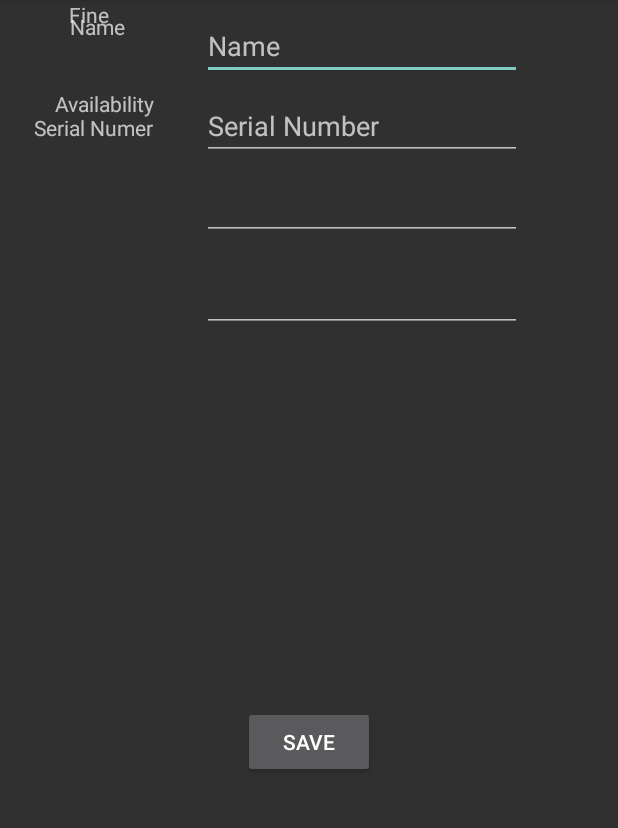
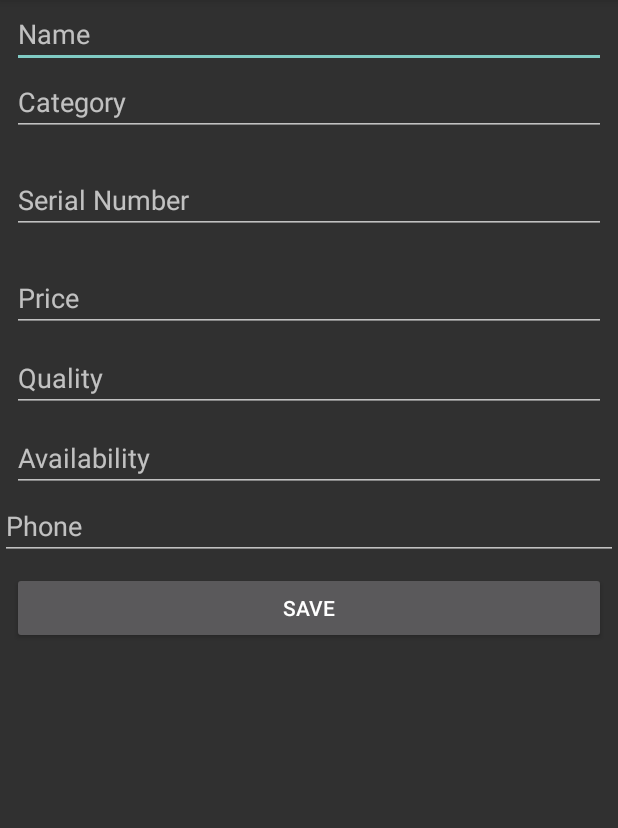
Before and after one commit to chenlahav/HouseCommitteefinal, an Android app: the CreateProvider screen opened directly, with no data from a screen before it, on a phone screen of 412 x 824 dp, the part 84-912 px from its top. Run offline under Robolectric (Android 15) with nearby library versions, the phone set to English and light mode, and no system bars; our stand-ins replace Firebase (no records; nobody signed in at launch, a user with empty details on screens opened directly).

Commit message:
added vali

```diff
--- a/app/src/main/AndroidManifest.xml
+++ b/app/src/main/AndroidManifest.xml
@@ -28,9 +28,10 @@
         <activity android:name=".HomeTenant" />
         <activity android:name=".ListOfTenant" />
         <activity android:name=".TenantPayment" />
-        <activity android:name=".CreateProvider"></activity>
+        <activity android:name=".CreateProvider" />
         <activity android:name=".TenantPayment" />
-        <activity android:name=".AllPyamentsInTheBuilding"></activity>
+        <activity android:name=".AllPyamentsInTheBuilding" />
+        <activity android:name=".ProviderList" />
     </application>
 
 </manifest>
--- a/app/src/main/res/layout/activity_create_provider.xml
+++ b/app/src/main/res/layout/activity_create_provider.xml
@@ -6,94 +6,126 @@
     android:layout_height="match_parent"
     tools:context=".CreateProvider">
 
+    <LinearLayout
+        android:layout_width="match_parent"
+        android:layout_height="match_parent"
+        android:orientation="vertical">
+
         <TextView
-        android:id="@+id/NameTextView"
-        android:layout_width="wrap_content"
+            android:id="@+id/SerialNumberTextView"
+            android:layout_width="match_parent"
+            android:layout_height="@+id/NameEditText"
+            android:layout_marginEnd="8dp"
+            android:layout_marginRight="8dp"
+            android:text="Serial Numer"
+            app:layout_constraintEnd_toStartOf="@+id/SerialNumberEditText"
+            tools:layout_editor_absoluteY="114dp" />
+
+        <EditText
+            android:id="@+id/NameEditText"
+            android:layout_width="match_parent"
+            android:layout_height="wrap_content"
+            android:layout_marginEnd="8dp"
+            android:layout_marginLeft="8dp"
+            android:layout_marginRight="8dp"
+            android:layout_marginStart="8dp"
+            android:ems="10"
+            android:hint="Name"
+            android:inputType="textPersonName"
+            app:layout_constraintEnd_toEndOf="parent"
+            app:layout_constraintStart_toStartOf="parent"
+            tools:layout_editor_absoluteY="34dp" />
+
+        <EditText
+            android:id="@+id/CategoryEditText"
+            android:layout_width="match_parent"
+            android:layout_height="wrap_content"
+            android:layout_marginEnd="8dp"
+            android:layout_marginLeft="8dp"
+            android:layout_marginRight="8dp"
+            android:layout_marginStart="8dp"
+            android:ems="10"
+            android:hint="Category"
+            android:inputType="textPersonName"
+            app:layout_constraintEnd_toEndOf="parent"
+            app:layout_constraintStart_toStartOf="parent"
+            tools:layout_editor_absoluteY="34dp" />
+
+        <EditText
+            android:id="@+id/SerialNumberEditText"
+            android:layout_width="match_parent"
+            android:layout_height="wrap_content"
+            android:layout_marginEnd="8dp"
+            android:layout_marginLeft="8dp"
+            android:layout_marginRight="8dp"
+            android:layout_marginStart="8dp"
+            android:layout_marginTop="20dp"
+            android:ems="10"
+            android:hint="Serial Number"
+            android:inputType="number"
+            app:layout_constraintEnd_toEndOf="parent"
+            app:layout_constraintStart_toStartOf="parent"
+            app:layout_constraintTop_toBottomOf="@+id/NameEditText" />
+
+        <EditText
+            android:id="@+id/PriceEditText"
+            android:layout_width="match_parent"
+            android:layout_height="wrap_content"
+            android:layout_marginEnd="8dp"
+            android:layout_marginLeft="8dp"
+            android:layout_marginRight="8dp"
+            android:layout_marginStart="8dp"
+            android:layout_marginTop="20dp"
+            android:ems="10"
+            android:hint="Price"
+            android:inputType="number"
+            app:layout_constraintEnd_toEndOf="parent"
+            app:layout_constraintStart_toStartOf="parent"
+            app:layout_constraintTop_toBottomOf="@+id/NameEditText" />
+
+        <EditText
+            android:id="@+id/QualityEditBox"
+            android:layout_width="match_parent"
             android:layout_height="wrap_content"
             android:layout_marginEnd="8dp"
             android:layout_marginLeft="8dp"
             android:layout_marginRight="8dp"
             android:layout_marginStart="8dp"
             android:layout_marginTop="8dp"
-        android:text="Name"
-        app:layout_constraintEnd_toStartOf="@+id/NameEditText"
-        app:layout_constraintHorizontal_bias="0.475"
+            android:ems="10"
+            android:hint="Quality"
+            android:inputType="number"
+            app:layout_constraintEnd_toEndOf="parent"
             app:layout_constraintStart_toStartOf="parent"
-        app:layout_constraintTop_toTopOf="parent" />
-
-    <TextView
-        android:id="@+id/SerialNumberTextView"
-        android:layout_width="wrap_content"
-        android:layout_height="@+id/NameEditText"
-        android:layout_marginEnd="8dp"
-        android:layout_marginLeft="8dp"
-        android:layout_marginRight="8dp"
-        android:layout_marginStart="8dp"
-        android:layout_marginTop="48dp"
-        android:text="Serial Numer"
-        app:layout_constraintEnd_toStartOf="@+id/SerialNumberEditText"
-        app:layout_constraintHorizontal_bias="0.378"
-        app:layout_constraintStart_toStartOf="parent"
-        app:layout_constraintTop_toBottomOf="@+id/NameTextView" />
+            app:layout_constraintTop_toBottomOf="@+id/SerialNumberEditText" />
 
         <EditText
-        android:id="@+id/NameEditText"
-        android:layout_width="wrap_content"
-        android:layout_height="wrap_content"
-        android:layout_marginEnd="64dp"
-        android:layout_marginRight="64dp"
-        android:layout_marginTop="8dp"
-        android:ems="10"
-        android:hint="Name"
-        android:inputType="textPersonName"
-        app:layout_constraintEnd_toEndOf="parent"
-        app:layout_constraintTop_toTopOf="parent" />
-
-    <EditText
-        android:id="@+id/SerialNumberEditText"
-        android:layout_width="wrap_content"
-        android:layout_height="wrap_content"
-        android:layout_marginEnd="64dp"
-        android:layout_marginRight="64dp"
-        android:layout_marginTop="8dp"
-        android:ems="10"
-        android:hint="Serial Number"
-        android:inputType="number"
-        app:layout_constraintEnd_toEndOf="parent"
-        app:layout_constraintTop_toBottomOf="@+id/NameEditText" />
-
-    <TextView
-        android:id="@+id/textView6"
-        android:layout_width="34dp"
+            android:id="@+id/AvailabilityEditText"
+            android:layout_width="match_parent"
             android:layout_height="wrap_content"
             android:layout_marginEnd="8dp"
             android:layout_marginLeft="8dp"
             android:layout_marginRight="8dp"
             android:layout_marginStart="8dp"
-        android:text="Fine"
-        app:layout_constraintEnd_toStartOf="@+id/QualityEditBox"
-        app:layout_constraintHorizontal_bias="0.452"
+            android:layout_marginTop="8dp"
+            android:ems="10"
+            android:hint="Availability"
+            android:inputType="number"
+            app:layout_constraintEnd_toEndOf="parent"
             app:layout_constraintStart_toStartOf="parent"
-        tools:layout_editor_absoluteY="126dp" />
+            app:layout_constraintTop_toBottomOf="@+id/QualityEditBox" />
 
-    <TextView
-        android:id="@+id/textView7"
-        android:layout_width="wrap_content"
+        <EditText
+            android:id="@+id/PhoneEditText"
+            android:layout_width="match_parent"
             android:layout_height="wrap_content"
-        android:layout_marginEnd="28dp"
-        android:layout_marginLeft="8dp"
-        android:layout_marginRight="28dp"
-        android:layout_marginStart="8dp"
-        android:layout_marginTop="40dp"
-        android:text="Availability"
-        app:layout_constraintEnd_toStartOf="@+id/AvailabilityEditText"
-        app:layout_constraintHorizontal_bias="0.9"
-        app:layout_constraintStart_toStartOf="parent"
-        app:layout_constraintTop_toBottomOf="@+id/textView6" />
+            android:ems="10"
+            android:hint="Phone"
+            android:inputType="phone" />
 
         <Button
             android:id="@+id/SaveButton"
-        android:layout_width="wrap_content"
+            android:layout_width="match_parent"
             android:layout_height="wrap_content"
             android:layout_marginBottom="8dp"
             android:layout_marginEnd="8dp"
@@ -106,36 +138,7 @@
             app:layout_constraintEnd_toEndOf="parent"
             app:layout_constraintStart_toStartOf="parent"
             app:layout_constraintTop_toBottomOf="@+id/AvailabilityEditText" />
+    </LinearLayout>
 
-    <EditText
-        android:id="@+id/QualityEditBox"
-        android:layout_width="wrap_content"
-        android:layout_height="wrap_content"
-        android:layout_marginEnd="8dp"
-        android:layout_marginLeft="8dp"
-        android:layout_marginRight="8dp"
-        android:layout_marginStart="8dp"
-        android:layout_marginTop="8dp"
-        android:ems="10"
-        android:inputType="number"
-        app:layout_constraintEnd_toEndOf="parent"
-        app:layout_constraintHorizontal_bias="0.692"
-        app:layout_constraintStart_toStartOf="parent"
-        app:layout_constraintTop_toBottomOf="@+id/SerialNumberEditText" />
 
-    <EditText
-        android:id="@+id/AvailabilityEditText"
-        android:layout_width="wrap_content"
-        android:layout_height="wrap_content"
-        android:layout_marginEnd="8dp"
-        android:layout_marginLeft="8dp"
-        android:layout_marginRight="8dp"
-        android:layout_marginStart="8dp"
-        android:layout_marginTop="16dp"
-        android:ems="10"
-        android:inputType="number"
-        app:layout_constraintEnd_toEndOf="parent"
-        app:layout_constraintHorizontal_bias="0.692"
-        app:layout_constraintStart_toStartOf="parent"
-        app:layout_constraintTop_toBottomOf="@+id/QualityEditBox" />
 </android.support.constraint.ConstraintLayout>
--- /dev/null
+++ b/app/src/main/res/layout/provider_detail.xml
@@ -0,0 +1,6 @@
+<?xml version="1.0" encoding="utf-8"?>
+<TextView xmlns:android="http://schemas.android.com/apk/res/android"
+    android:id="@+id/textView_nameSupplier"
+    android:layout_width="match_parent" android:layout_height="match_parent">
+
+</TextView>
```
Also changed, not shown: app/src/main/java/com/example/chen/housecommittee_final/CreateProvider.java (+13 -1 lines), app/src/main/java/com/example/chen/housecommittee_final/HomeCommittee.java (+9 -0 lines), app/src/main/java/com/example/chen/housecommittee_final/ProviderList.java (added, +67 -0 lines), app/src/main/java/com/example/chen/housecommittee_final/ProviderListAdapter.java (added, +55 -0 lines), app/src/main/java/model/Supplier.java (+15 -0 lines), app/src/main/res/layout/activity_provider_list.xml (added, +13 -0 lines), app/src/main/res/layout/provider_details.xml (added, +30 -0 lines). Lines whose indentation alone changed are shown as unchanged.
